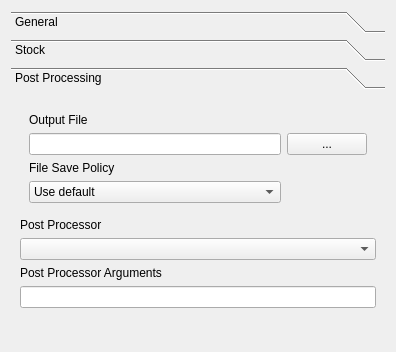
berndhahnebach/All_FreeCAD, file src/Mod/Path/Gui/Resources/panels/JobEdit.ui: the form before one commit; both pictures show x 0 to 396 and y 0 to 352 of the 396 by 517 pixel window.
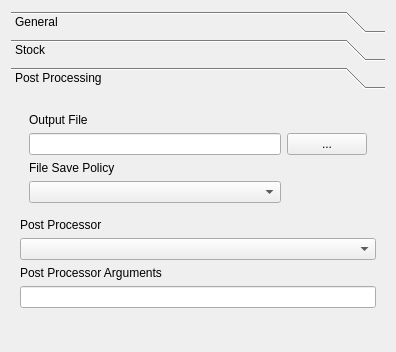
The form after the commit. The open tabs and pages were chosen to show the change. Icons and pictures are not drawn.

Commit message: Switched job assignments to be empty which uses the default from the prefrences - if no preferences can't be found the user is prompted.

Patch:
```diff
--- a/src/Mod/Path/Gui/Resources/panels/JobEdit.ui
+++ b/src/Mod/Path/Gui/Resources/panels/JobEdit.ui
@@ -215,8 +215,8 @@
        <rect>
         <x>0</x>
         <y>0</y>
-        <width>378</width>
-        <height>409</height>
+        <width>424</width>
+        <height>376</height>
        </rect>
       </property>
       <attribute name="icon">
@@ -283,7 +283,7 @@
             </property>
             <item>
              <property name="text">
-              <string>Use default</string>
+              <string></string>
              </property>
             </item>
             <item>
```
Left out of the diff: 8 changed lines with no effect on the pictures. The commit also changes 9 other files.
